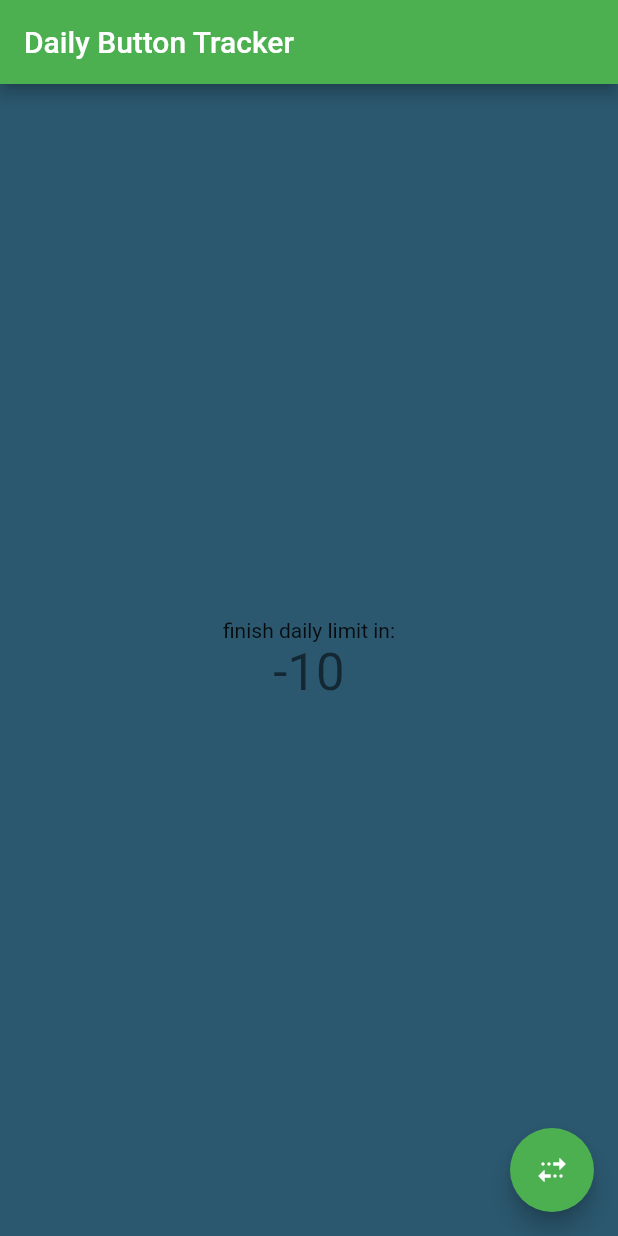
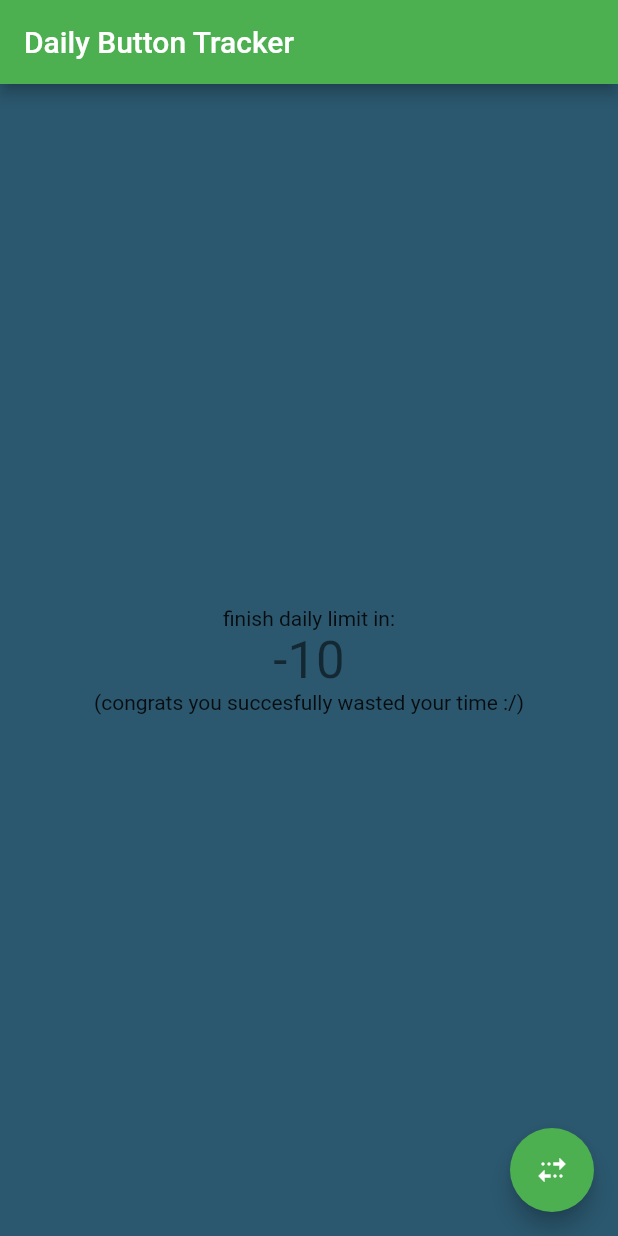
Before and after one commit to shailantani/flutterproject-1-, a Flutter app: the screen it shows after launch, on a phone screen of 412 x 824 dp. Run offline on Flutter 3.47's test engine with Material 2 defaults, Android fonts, the phone set to English and light mode, and no system bars.

Commit message:
adding text below the counter

```diff
--- a/lib/main.dart
+++ b/lib/main.dart
@@ -25,7 +25,7 @@ class MyApp extends StatelessWidget {
         // or simply save your changes to "hot reload" in a Flutter IDE).
         // Notice that the counter didn't reset back to zero; the application
         // is not restarted.
-        primarySwatch: Colors.green,
+      primarySwatch: Colors.green,
       ),
       home: const MyHomePage(title: 'Daily Button Tracker'),
     );
@@ -106,6 +106,9 @@ class _MyHomePageState extends State<MyHomePage> {
               '$_counter',
               style: Theme.of(context).textTheme.headline4,
             ),
+            const Text(
+              '(congrats you succesfully wasted your time :/)'
+            )
           ],
         ),
       ),
```
